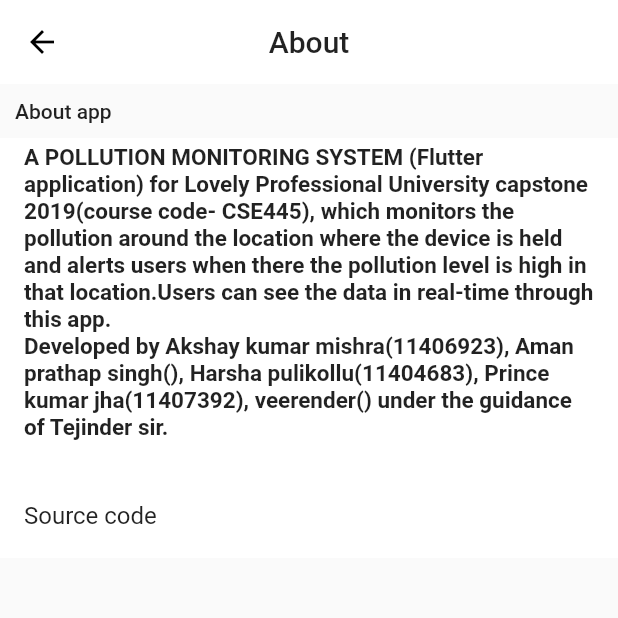
After one commit to harshapulikollu/pollution_monitoring_system, a Flutter app: the screen it shows after launch, after a tap on the "info" icon, on a phone screen of 412 x 824 dp, the top half of it. The commit adds this screen. Run offline on Flutter 3.47's test engine with Material 2 defaults, Android fonts, the phone set to English and light mode, and no system bars; our stand-ins replace google_maps_flutter, location, sliding_up_panel; missing offline and left inert: geocoder.

Commit message:
Now location name details also shows in stretched bottom sheet Added Info/about screen

```diff
--- a/lib/main.dart
+++ b/lib/main.dart
@@ -3,6 +3,7 @@ import 'dart:async';
 import 'package:flutter/material.dart';
 import 'package:geocoder/geocoder.dart';
 import 'package:google_maps_flutter/google_maps_flutter.dart';
+import 'package:pollution_monitoring_system/pages/about_page.dart';
 import 'package:pollution_monitoring_system/util/location/location.dart';
 import 'package:sliding_up_panel/sliding_up_panel.dart';
 
@@ -26,6 +27,7 @@ class MyApp extends StatelessWidget {
         // Notice that the counter didn't reset back to zero; the application
         // is not restarted.
         primarySwatch: Colors.blue,
+        primaryColor: Colors.white
       ),
       home: MyHomePage(title: 'Pollution monitoring app'),
     );
@@ -73,7 +75,9 @@ class _MyHomePageState extends State<MyHomePage> {
     // This method is rerun every time setState is called.
   print('line 93 ${_markers.length}');
     return Scaffold(
-      body: SlidingUpPanel(
+      body: Stack(
+        children: <Widget>[
+          SlidingUpPanel(
             borderRadius: BorderRadius.only(
               topLeft: Radius.circular(24.0),
               topRight: Radius.circular(24.0),
@@ -89,6 +93,21 @@ class _MyHomePageState extends State<MyHomePage> {
             panel: _getFullDetailsSheet(context),
             collapsed: _getCollapsedDetailsSheet(context),
             controller: _bottomSheetController,
+          ),
+          Padding(padding: EdgeInsets.only(right: 15.0,top: 40.0),
+          child: Align(
+            alignment: Alignment.topRight,
+            child: GestureDetector(
+              child: Icon(Icons.info,
+                color: _currentMapType == MapType.normal ? Colors.black : Colors.white,),
+                onTap: (){
+                Navigator.push(context, MaterialPageRoute(builder: (BuildContext context){
+                  return AboutPage();
+                }));
+                },
+            )
+          ),)
+        ],
       ),
       floatingActionButton: FloatingActionButton(
         onPressed: () {
@@ -133,11 +152,18 @@ class _MyHomePageState extends State<MyHomePage> {
 
  Widget _getFullDetailsSheet(BuildContext context) {
     //This method shows the details of the data from that location when sheet is open
-
-    return  Column(
+    return  SingleChildScrollView(
+      child: Column(
         children: <Widget>[
-        Text('hi')
+          Icon(Icons.keyboard_arrow_down),
+          ListTile(
+              title: selectedLocationAddress == null ? Text('Getting data..') : getSelectedLocationName(collapsed: false),
+              subtitle: Text('${selectedMarkerLatitude == null ? '...' : selectedMarkerLatitude} , ${selectedMarketLongitude == null ? '...': selectedMarketLongitude}',
+                style: TextStyle(color: Colors.black),)
+          ),
+          //TODO: show all the related to this location.
         ],
+      ),
     );
   }
 
@@ -158,11 +184,8 @@ class _MyHomePageState extends State<MyHomePage> {
         crossAxisAlignment: CrossAxisAlignment.stretch,
         children: <Widget>[
           Icon(Icons.keyboard_arrow_up,color: Colors.white,),
-//          getSelectedLocationName(),
-//          Text('${selectedMarkerLatitude == null ? '...' : selectedMarkerLatitude} , ${selectedMarketLongitude == null ? '...': selectedMarketLongitude}',
-//          style: TextStyle(color: Colors.white),)
         ListTile(
-          title: selectedLocationAddress == null ? Text('Getting data..') : getSelectedLocationName(),
+          title: selectedLocationAddress == null ? Text('Getting data..') : getSelectedLocationName(collapsed: true),
           subtitle: Text('${selectedMarkerLatitude == null ? '...' : selectedMarkerLatitude} , ${selectedMarketLongitude == null ? '...': selectedMarketLongitude}',
           style: TextStyle(color: Colors.white),)
         )
@@ -171,7 +194,7 @@ class _MyHomePageState extends State<MyHomePage> {
     );
   }
 
-  Widget getSelectedLocationName() {
+  Widget getSelectedLocationName({bool collapsed}) {
     //This method returns the Text widget which shows the location name of that marker
     String locationName;
     if(selectedLocationAddress.addressLine == null){
@@ -201,7 +224,7 @@ class _MyHomePageState extends State<MyHomePage> {
       print('LocalityName - addressline');
     }
    return Text(selectedLocationAddress == null ? 'Getting data..' : locationName,
-      style: TextStyle(color: Colors.white,
+      style: TextStyle(color: collapsed ? Colors.white : Colors.black,
           fontSize: 20.0,
           fontWeight: FontWeight.bold),);
   }
@@ -214,7 +237,7 @@ class _MyHomePageState extends State<MyHomePage> {
   }
 
   void _addMarkerOnMap(double latitude, double longitude, {bool userLocation}) {
-    //This method will add marker onto Map everytime when we call it.
+    //This method will add marker onto Map every time when we call it.
      LatLng _latLan =  LatLng(latitude, latitude);
      //this is as of now once we get the real data we will remove the second one
     //first marker is user's device GPS location
@@ -244,7 +267,6 @@ class _MyHomePageState extends State<MyHomePage> {
     selectedLocationAddress = null;
     setState(() {
       //This setState method is called when we have refresh/render UI to show new changes made into UI
-      print('line 136 $latitude, - $longitude, ${selectedMarkerAddress[2]}');
       selectedMarkerLatitude = latitude;
       selectedMarketLongitude = longitude;
       selectedLocationAddress = selectedMarkerAddress[2];
--- /dev/null
+++ b/lib/pages/about_page.dart
@@ -0,0 +1,56 @@
+import 'package:flutter/material.dart';
+import 'package:url_launcher/url_launcher.dart';
+
+//An About page which contains details of app and link to source code.
+
+class AboutPage extends StatefulWidget {
+  @override
+  _AboutPageState createState() => _AboutPageState();
+}
+
+class _AboutPageState extends State<AboutPage> {
+  @override
+  Widget build(BuildContext context) {
+    return Scaffold(
+      appBar: AppBar(
+        centerTitle: true,
+        title: Text('About'),
+        elevation: 0.0,
+      ),
+      body: ListView(
+        children: <Widget>[
+          Container(
+            padding: const EdgeInsets.all(10.0),
+            child:
+            new Text('About app', style: Theme.of(context).textTheme.body2),
+          ),
+          Container(
+            color: Theme.of(context).cardColor,
+            child: new ListTile(
+              title: new Text('''A POLLUTION MONITORING SYSTEM (Flutter application) for Lovely Professional University capstone 2019(course code- CSE445), which monitors the pollution around the location where the device is held and alerts users when there the pollution level is high in that location.Users can see the data in real-time through this app.\nDeveloped by Akshay kumar mishra(11406923), Aman prathap singh(), Harsha pulikollu(11404683), Prince kumar jha(11407392), veerender() under the guidance of Tejinder sir.
+              ''',
+              style: TextStyle(
+                fontSize: 15.0,
+                fontWeight: FontWeight.bold
+              ),),
+            ),
+          ),
+          Container(
+            color: Theme.of(context).cardColor,
+            child: new ListTile(
+              title: new Text('Source code'),
+              onTap: () async{
+                const url = 'https://github.com/harshapulikollu/pollution_monitoring_system';
+                if (await canLaunch(url)) {
+                  await launch(url);
+                } else {
+                  throw 'Could not launch $url';
+                }
+              },
+            ),
+          ),
+        ],
+      ),
+    );
+  }
+}
--- a/lib/util/location/location.dart
+++ b/lib/util/location/location.dart
@@ -34,6 +34,7 @@ getUserLocation() async {
 }
 
 getUserAddressFromCoordinates(double latitude, double longitude) async{
+  //This method will get lat and lon as parameters and returns the human readable address.
   final coordinates = new Coordinates(
       latitude, longitude);
   var addresses = await Geocoder.local.findAddressesFromCoordinates(
--- a/pubspec.yaml
+++ b/pubspec.yaml
@@ -32,6 +32,7 @@ dependencies:
   location:
   geocoder:
   firebase_messaging:
+  url_launcher:
 
 
 dev_dependencies:
```
Also changed, not shown: pubspec.lock, 1 other file. Lines whose indentation alone changed are shown as unchanged.
